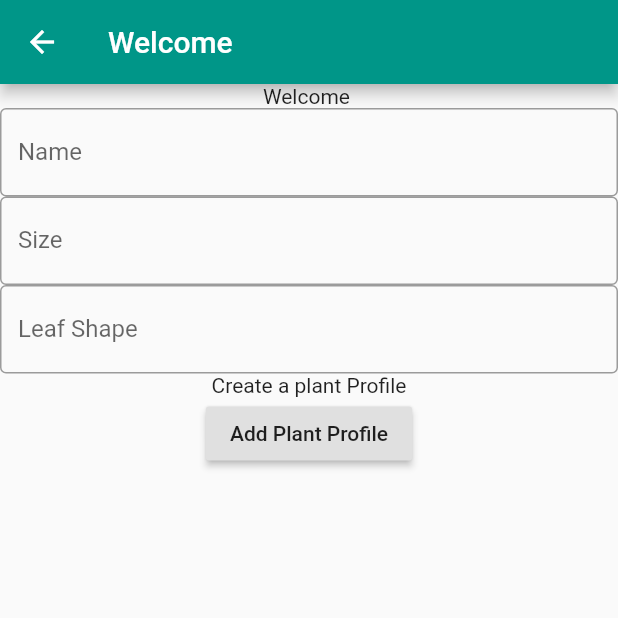
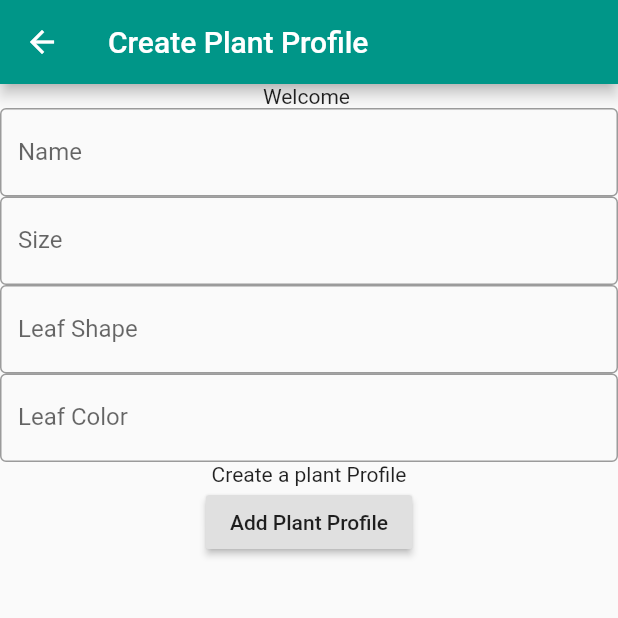
Before and after one commit to brdayauon/florafy, a Flutter app: the PlantProfilePage screen opened directly, after a tap on "Add Plant Profile", on a phone screen of 412 x 824 dp, the top half of it. Run offline on Flutter 3.47's test engine with Material 2 defaults, Android fonts, the phone set to English and light mode, and no system bars; our stand-ins replace firebase_auth, firebase_database; accounts and stored records are empty.

Commit message:
added some features

```diff
--- a/lib/plant_profile.dart
+++ b/lib/plant_profile.dart
@@ -1,5 +1,6 @@
 import 'package:firebase_auth/firebase_auth.dart';
 import 'package:flutter/material.dart';
+import 'package:firebase_database/firebase_database.dart';
 
 class PlantProfilePage extends StatefulWidget {
   PlantProfilePage({Key key, this.title, this.uid}) : super(key: key);
@@ -11,14 +12,19 @@ class PlantProfilePage extends StatefulWidget {
 }
 
 class _PlantProfilePageState extends State<PlantProfilePage> {
+
   final FirebaseAuth _auth = FirebaseAuth.instance;
+  final DatabaseReference ref = FirebaseDatabase.instance.reference();
 
   var currentUser = "";
   var seedlingController = TextEditingController();
   var nameEditController = TextEditingController();
   var sizeEditController = TextEditingController();
   var shapeEditController = TextEditingController();
-
+  var currLocationEditController = TextEditingController();
+  var ageEditController = TextEditingController();
+  var fertilizerUsedEditController = TextEditingController();
+  var colorLeafEditController = TextEditingController();
 
   _PlantProfilePageState() {
     _auth.currentUser().then((user) {
@@ -33,7 +39,7 @@ class _PlantProfilePageState extends State<PlantProfilePage> {
   @override
   Widget build(BuildContext context) {
     return Scaffold(
-      appBar: AppBar(title: Text('Welcome ${currentUser}')),
+      appBar: AppBar(title: Text('Create Plant Profile')),
       body: Center(
         child: Column(
           children: <Widget>[
@@ -58,10 +64,28 @@ class _PlantProfilePageState extends State<PlantProfilePage> {
               decoration: InputDecoration(
                   border: OutlineInputBorder(), labelText: 'Leaf Shape'),
             ),
+            TextField(
+              controller: colorLeafEditController,
+              obscureText: false,
+              decoration: InputDecoration(
+                  border: OutlineInputBorder(), labelText: 'Leaf Color'),
+            ),
             Text("Create a plant Profile"),
             RaisedButton(
               child: Text('Add Plant Profile'),
-              onPressed: () {},
+              onPressed: () {
+
+                //write the data: key, value
+                /*
+                ref.child("students/003").set(
+                  {
+                    "name" : nameEditController.text.toString();
+                    "size" : sizeEditController.text.toString();
+                  }
+                )
+                 */
+
+              },
             )
           ],
         ),
```
